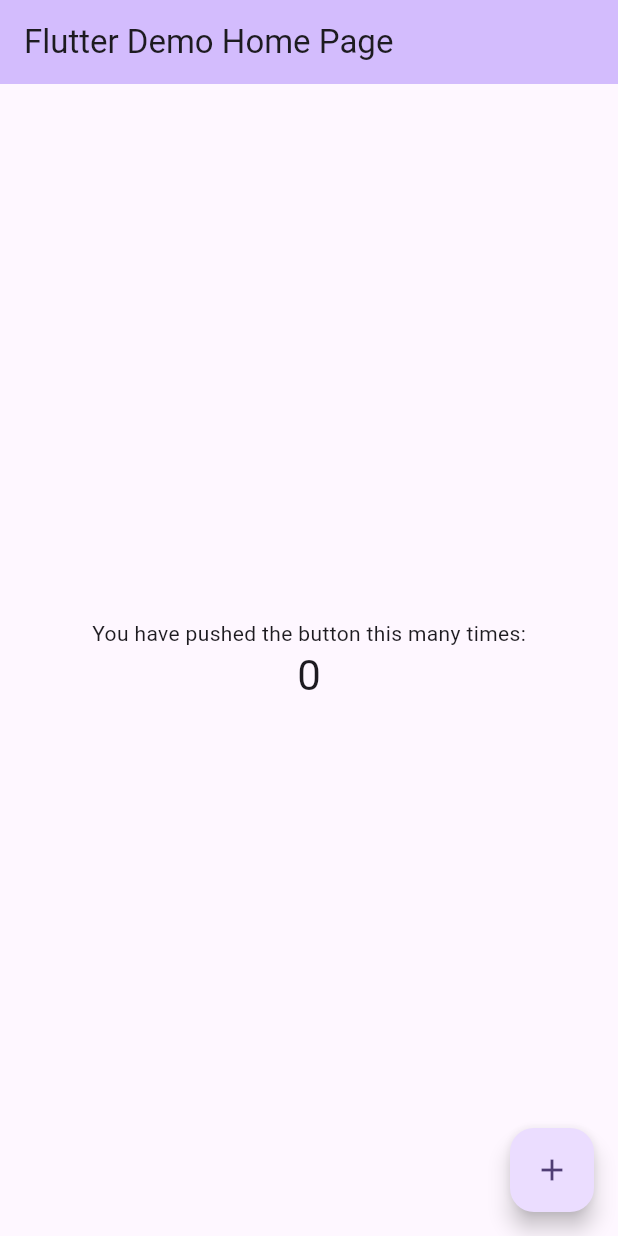
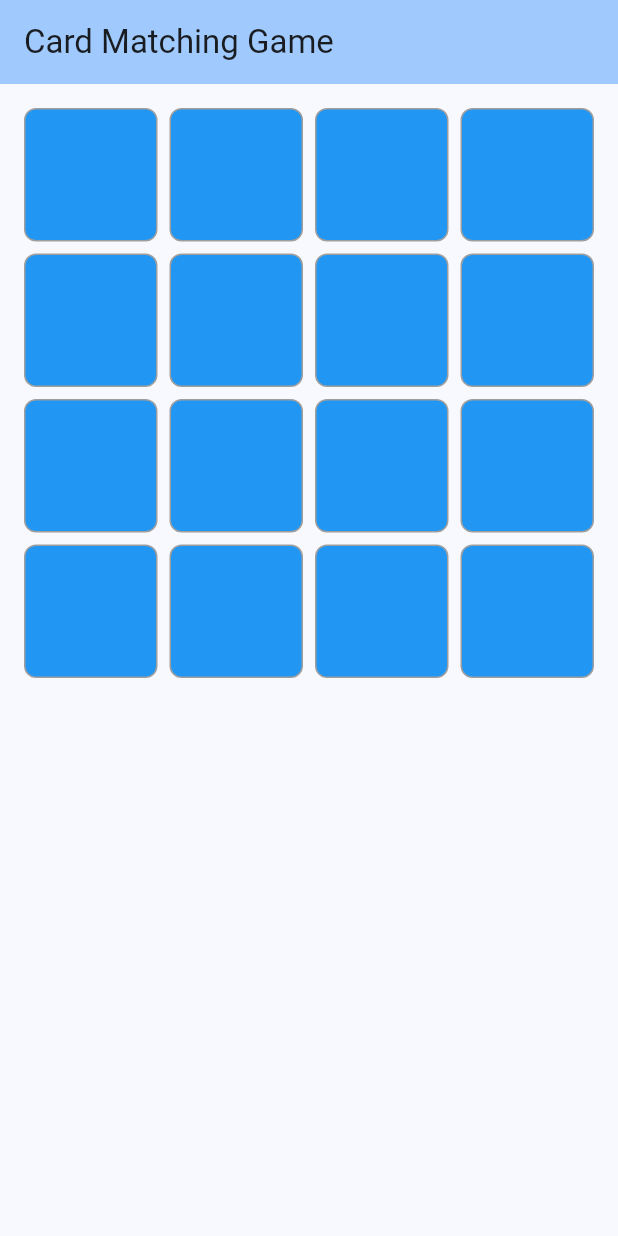
Before and after one commit to Fel1xGarc1a/hw03, a Flutter app: the screen it shows after launch, on a phone screen of 412 x 824 dp. Run offline on Flutter 3.47's test engine with Material 3 defaults, Android fonts, the phone set to English and light mode, and no system bars.

Commit message:
4x4 Grid layout

```diff
--- a/lib/main.dart
+++ b/lib/main.dart
@@ -7,116 +7,121 @@ void main() {
 class MyApp extends StatelessWidget {
   const MyApp({super.key});
 
-  // This widget is the root of your application.
   @override
   Widget build(BuildContext context) {
     return MaterialApp(
-      title: 'Flutter Demo',
+      title: 'Card Matching Game',
       theme: ThemeData(
-        // This is the theme of your application.
-        //
-        // TRY THIS: Try running your application with "flutter run". You'll see
-        // the application has a purple toolbar. Then, without quitting the app,
-        // try changing the seedColor in the colorScheme below to Colors.green
-        // and then invoke "hot reload" (save your changes or press the "hot
-        // reload" button in a Flutter-supported IDE, or press "r" if you used
-        // the command line to start the app).
-        //
-        // Notice that the counter didn't reset back to zero; the application
-        // state is not lost during the reload. To reset the state, use hot
-        // restart instead.
-        //
-        // This works for code too, not just values: Most code changes can be
-        // tested with just a hot reload.
-        colorScheme: ColorScheme.fromSeed(seedColor: Colors.deepPurple),
+        colorScheme: ColorScheme.fromSeed(seedColor: Colors.blue),
+        useMaterial3: true,
       ),
-      home: const MyHomePage(title: 'Flutter Demo Home Page'),
+      home: const GameScreen(),
     );
   }
 }
 
-class MyHomePage extends StatefulWidget {
-  const MyHomePage({super.key, required this.title});
-
-  // This widget is the home page of your application. It is stateful, meaning
-  // that it has a State object (defined below) that contains fields that affect
-  // how it looks.
-
-  // This class is the configuration for the state. It holds the values (in this
-  // case the title) provided by the parent (in this case the App widget) and
-  // used by the build method of the State. Fields in a Widget subclass are
-  // always marked "final".
-
-  final String title;
+class GameScreen extends StatefulWidget {
+  const GameScreen({super.key});
 
   @override
-  State<MyHomePage> createState() => _MyHomePageState();
+  State<GameScreen> createState() => _GameScreenState();
 }
 
-class _MyHomePageState extends State<MyHomePage> {
-  int _counter = 0;
+class _GameScreenState extends State<GameScreen> {
+  late List<CardItem> cards;
 
-  void _incrementCounter() {
-    setState(() {
-      // This call to setState tells the Flutter framework that something has
-      // changed in this State, which causes it to rerun the build method below
-      // so that the display can reflect the updated values. If we changed
-      // _counter without calling setState(), then the build method would not be
-      // called again, and so nothing would appear to happen.
-      _counter++;
-    });
+  @override
+  void initState() {
+    super.initState();
+    initializeCards();
+  }
+
+  void initializeCards() {
+    const numberOfPairs = 8;
+    cards = [];
+
+    for (var i = 0; i < numberOfPairs; i++) {
+      cards.add(CardItem(id: i, value: i));
+      cards.add(CardItem(id: i + numberOfPairs, value: i));
+    }
+
+    cards.shuffle();
   }
 
   @override
   Widget build(BuildContext context) {
-    // This method is rerun every time setState is called, for instance as done
-    // by the _incrementCounter method above.
-    //
-    // The Flutter framework has been optimized to make rerunning build methods
-    // fast, so that you can just rebuild anything that needs updating rather
-    // than having to individually change instances of widgets.
     return Scaffold(
       appBar: AppBar(
-        // TRY THIS: Try changing the color here to a specific color (to
-        // Colors.amber, perhaps?) and trigger a hot reload to see the AppBar
-        // change color while the other colors stay the same.
+        title: const Text('Card Matching Game'),
         backgroundColor: Theme.of(context).colorScheme.inversePrimary,
-        // Here we take the value from the MyHomePage object that was created by
-        // the App.build method, and use it to set our appbar title.
-        title: Text(widget.title),
       ),
-      body: Center(
-        // Center is a layout widget. It takes a single child and positions it
-        // in the middle of the parent.
-        child: Column(
-          // Column is also a layout widget. It takes a list of children and
-          // arranges them vertically. By default, it sizes itself to fit its
-          // children horizontally, and tries to be as tall as its parent.
-          //
-          // Column has various properties to control how it sizes itself and
-          // how it positions its children. Here we use mainAxisAlignment to
-          // center the children vertically; the main axis here is the vertical
-          // axis because Columns are vertical (the cross axis would be
-          // horizontal).
-          //
-          // TRY THIS: Invoke "debug painting" (choose the "Toggle Debug Paint"
-          // action in the IDE, or press "p" in the console), to see the
-          // wireframe for each widget.
-          mainAxisAlignment: MainAxisAlignment.center,
-          children: <Widget>[
-            const Text('You have pushed the button this many times:'),
-            Text(
-              '$_counter',
-              style: Theme.of(context).textTheme.headlineMedium,
-            ),
-          ],
+      body: Padding(
+        padding: const EdgeInsets.all(16.0),
+        child: GridView.builder(
+          gridDelegate: const SliverGridDelegateWithFixedCrossAxisCount(
+            crossAxisCount: 4,
+            crossAxisSpacing: 8,
+            mainAxisSpacing: 8,
+          ),
+          itemCount: cards.length,
+          itemBuilder: (context, index) {
+            return GameCard(
+              card: cards[index],
+              onTap: () {},
+            );
+          },
         ),
       ),
-      floatingActionButton: FloatingActionButton(
-        onPressed: _incrementCounter,
-        tooltip: 'Increment',
-        child: const Icon(Icons.add),
-      ), // This trailing comma makes auto-formatting nicer for build methods.
     );
   }
 }
+
+class CardItem {
+  final int id;
+  final int value;
+  bool isFlipped;
+  bool isMatched;
+
+  CardItem({
+    required this.id,
+    required this.value,
+    this.isFlipped = false,
+    this.isMatched = false,
+  });
+}
+
+class GameCard extends StatelessWidget {
+  final CardItem card;
+  final VoidCallback onTap;
+
+  const GameCard({
+    super.key,
+    required this.card,
+    required this.onTap,
+  });
+
+  @override
+  Widget build(BuildContext context) {
+    return GestureDetector(
+      onTap: onTap,
+      child: Container(
+        decoration: BoxDecoration(
+          color: card.isFlipped ? Colors.white : Colors.blue,
+          borderRadius: BorderRadius.circular(8),
+          border: Border.all(color: Colors.grey),
+        ),
+        child: Center(
+          child: card.isFlipped
+              ? Text(
+                  card.value.toString(),
+                  style: const TextStyle(
+                    fontSize: 24,
+                    fontWeight: FontWeight.bold,
+                  ),
+                )
+              : null,
+        ),
+      ),
+    );
+  }
+}
```
